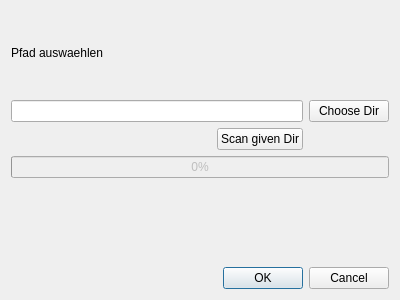
Before: the Qt Designer form configdialog.ui in PuridsGit/OtMusic, drawn with Qt 5.
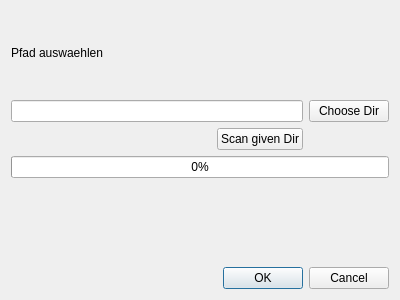
After: the same form once the commit is applied.

Patch:
```diff
--- a/configdialog.ui
+++ b/configdialog.ui
@@ -73,7 +73,7 @@
    <item row="3" column="0" colspan="3">
     <widget class="QProgressBar" name="progressBar">
      <property name="enabled">
-      <bool>false</bool>
+      <bool>true</bool>
      </property>
      <property name="value">
       <number>0</number>
```
